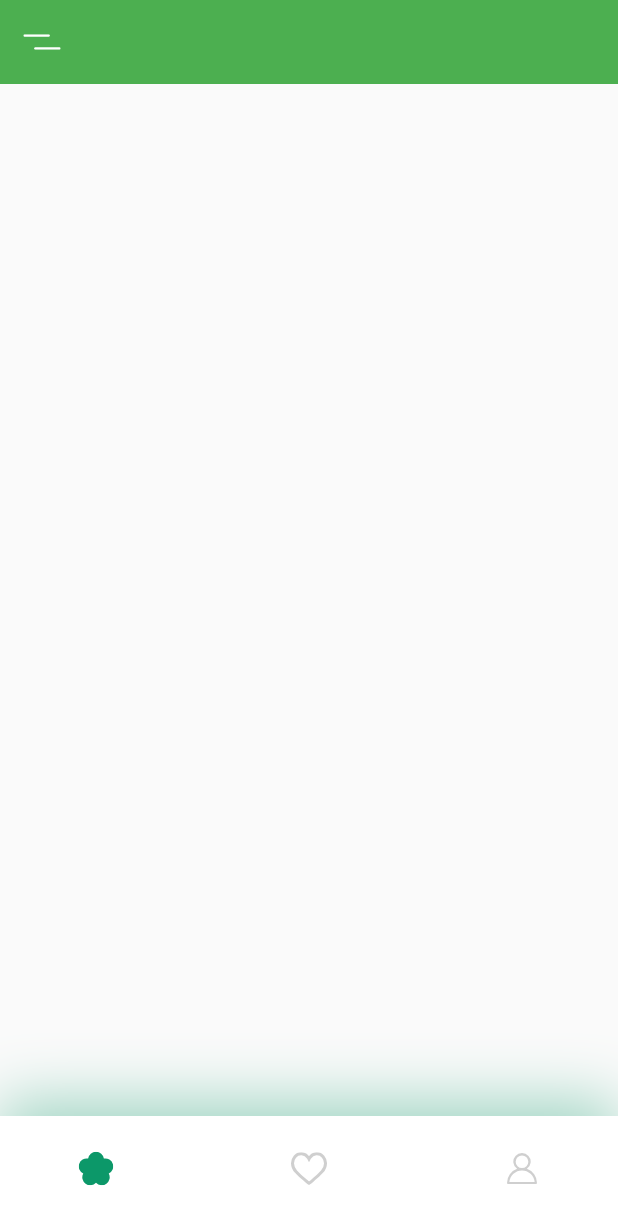
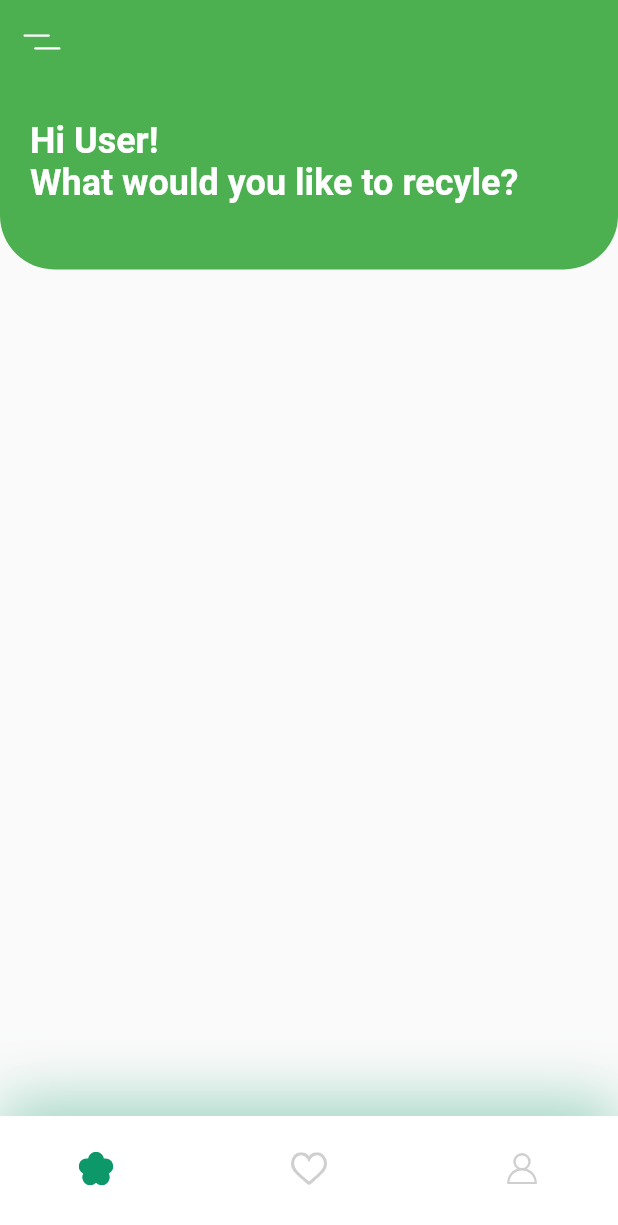
Before and after one commit to Jess-say/Clean-Trash, a Flutter app: the screen it shows after launch, on a phone screen of 412 x 824 dp. Shown: the top 1225 px of the screen. Run offline on Flutter 3.47's test engine with Material 2 defaults, Android fonts, the phone set to English and light mode, and no system bars; our stand-ins replace flutter_svg.

Commit message:
added header

```diff
--- /dev/null
+++ b/clean_trash_app/lib/screens/home/components/body.dart
@@ -0,0 +1,22 @@
+import 'package:flutter/material.dart';
+
+import './header.dart';
+
+class Body extends StatelessWidget {
+  const Body({Key? key}) : super(key: key);
+
+  @override
+  Widget build(BuildContext context) {
+    // It will provie us total height  and width of our screen
+    Size size = MediaQuery.of(context).size;
+    // it enable scrolling on small device
+    return SingleChildScrollView(
+      child: Column(
+        crossAxisAlignment: CrossAxisAlignment.start,
+        children: <Widget>[
+          Header(size: size),
+        ],
+      ),
+    );
+  }
+}
--- /dev/null
+++ b/clean_trash_app/lib/screens/home/components/header.dart
@@ -0,0 +1,52 @@
+import 'package:flutter/material.dart';
+
+import '../../../styles.dart';
+
+class Header extends StatelessWidget {
+  const Header({
+    Key? key,
+    required this.size,
+  }) : super(key: key);
+
+  final Size size;
+
+  @override
+  Widget build(BuildContext context) {
+    return Container(
+      margin: const EdgeInsets.only(bottom: kDefaultPadding * 2.5),
+      // It will cover 15% of our total height
+      height: size.height * 0.15,
+      child: Stack(
+        children: <Widget>[
+          Container(
+            padding: const EdgeInsets.only(
+              left: kDefaultPadding,
+              right: kDefaultPadding,
+              bottom: kDefaultPadding,
+            ),
+            height: size.height * 0.2 - 27,
+            decoration: const BoxDecoration(
+              //color: kPrimaryColor,
+              color: Colors.green,
+              borderRadius: BorderRadius.only(
+                bottomLeft: Radius.circular(36),
+                bottomRight: Radius.circular(36),
+              ),
+            ),
+            child: Row(
+              children: <Widget>[
+                Text(
+                  'Hi User! \nWhat would you like to recyle?',
+                  style: Theme.of(context).textTheme.headline5?.copyWith(
+                      color: Colors.white, fontWeight: FontWeight.bold),
+                ),
+                const Spacer(),
+                //Image.asset("assets/images/logo.png")
+              ],
+            ),
+          ),
+        ],
+      ),
+    );
+  }
+}
--- a/clean_trash_app/lib/screens/home/home_screen.dart
+++ b/clean_trash_app/lib/screens/home/home_screen.dart
@@ -1,6 +1,7 @@
 import 'package:flutter/material.dart';
 import 'package:flutter_svg/svg.dart';
 
+import 'package:clean_trash_app/screens/home/components/body.dart';
 import 'package:clean_trash_app/components/bottom_nav_bar.dart';
 
 class HomeScreen extends StatelessWidget {
@@ -10,6 +11,7 @@ class HomeScreen extends StatelessWidget {
   Widget build(BuildContext context) {
     return Scaffold(
       appBar: buildAppBar(),
+      body: const Body(),
       bottomNavigationBar: const BottomNavBar(),
     );
   }
```
